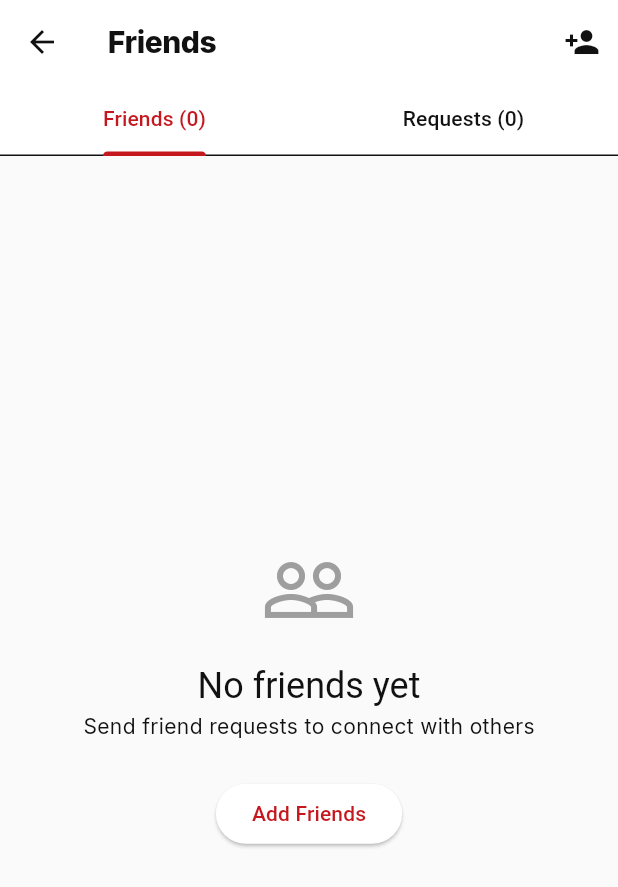
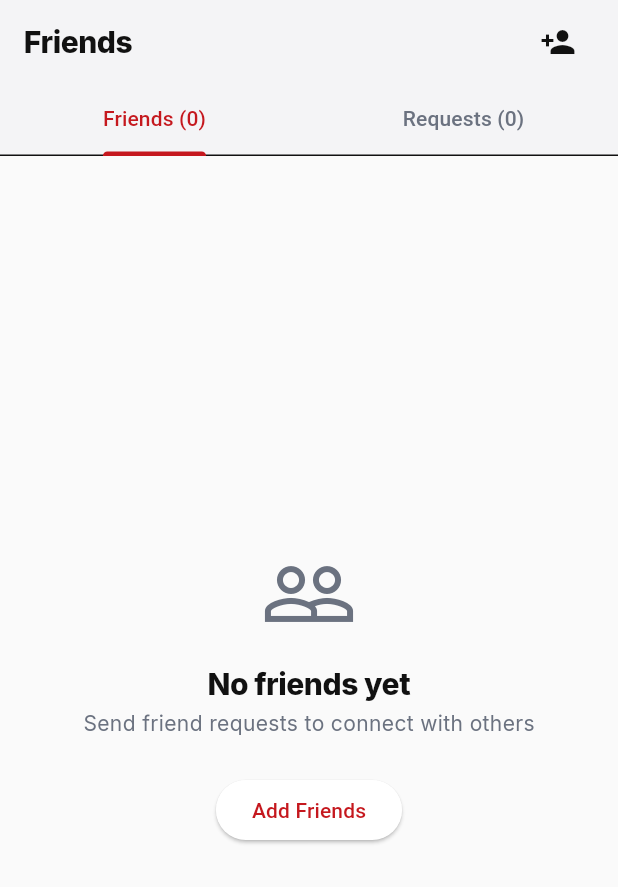
Before and after one commit to uyito/trego, a Flutter app: the FriendsScreen screen opened directly, on a phone screen of 412 x 824 dp. Shown: the top 887 px of the screen. Run offline on Flutter 3.47's test engine with Material 3 defaults, Android fonts, the phone set to English and light mode, and no system bars; our stand-ins replace cloud_firestore, connectivity_plus, dio, firebase_analytics, firebase_auth, firebase_core and 11 more; missing offline and left inert: health; accounts and stored records are empty; network calls fail.

Commit message:
style(social): migrate friends_screen to token design system
Replace raw Material colors/spacing/typography in friends_screen.dart
with TregoTokens/Space/Radii and context.typo, matching the idiom
established by social_feed_screen and social_hub_screen. Custom
AppBar+TabBar header mirrors social_hub_screen's pattern since
TregoAppBar has no bottom-widget slot. Colors.red on the unfriend
confirm button maps to tokens.danger/onDanger. No behavior changes:
initialTab, friend search/add/accept/decline/cancel/unfriend flows,
and the Phase-1 "view profile" snackbar stub are all preserved.

Rewrote test/social/friends_screen_test.dart to pump under the
TregoTheme test harness (testApp) instead of a bare MaterialApp, added
a stub-service base render assertion for the Friends/Requests tabs,
and added friends_screen.dart to check-tokens.sh's FORBIDDEN_DIRS.

```diff
--- a/lib/social/screens/friends_screen.dart
+++ b/lib/social/screens/friends_screen.dart
@@ -1,4 +1,6 @@
 import 'package:flutter/material.dart';
+import '../../shared/theme/context_tokens.dart';
+import '../../shared/theme/trego_tokens.dart';
 import '../social_service.dart';
 
 class FriendsScreen extends StatefulWidget {
@@ -57,21 +59,47 @@ class _FriendsScreenState extends State<FriendsScreen> with SingleTickerProvider
 
   @override
   Widget build(BuildContext context) {
+    final tokens = context.tokens;
     return Scaffold(
-      appBar: AppBar(
-        title: Text('Friends'),
-        actions: [
+      backgroundColor: tokens.canvas,
+      appBar: PreferredSize(
+        preferredSize: const Size.fromHeight(56 + 48),
+        child: Material(
+          color: tokens.surfaceSunken,
+          child: SafeArea(
+            bottom: false,
+            child: Column(
+              children: [
+                SizedBox(
+                  height: 56,
+                  child: Padding(
+                    padding: const EdgeInsets.symmetric(horizontal: Space.lg),
+                    child: Row(
+                      children: [
+                        Expanded(
+                          child: Text('Friends', style: context.typo.title),
+                        ),
                         IconButton(
-            icon: Icon(Icons.person_add),
+                          icon: Icon(Icons.person_add, color: tokens.ink),
                           onPressed: _showAddFriendDialog,
                         ),
                       ],
-        bottom: TabBar(
+                    ),
+                  ),
+                ),
+                TabBar(
                   controller: _tabController,
+                  labelColor: tokens.brand,
+                  unselectedLabelColor: tokens.inkMuted,
+                  indicatorColor: tokens.brand,
                   tabs: [
                     Tab(text: 'Friends (${_friends.length})'),
                     Tab(text: 'Requests (${_friendRequests.length})'),
                   ],
+                ),
+              ],
+            ),
+          ),
         ),
       ),
       body: TabBarView(
@@ -86,22 +114,27 @@ class _FriendsScreenState extends State<FriendsScreen> with SingleTickerProvider
 
   Widget _buildFriendsTab() {
     if (_isLoading) {
-      return Center(child: CircularProgressIndicator());
+      return const Center(child: CircularProgressIndicator());
     }
 
     if (_friends.isEmpty) {
+      final tokens = context.tokens;
       return Center(
         child: Column(
           mainAxisAlignment: MainAxisAlignment.center,
           children: [
-            Icon(Icons.people_outline, size: 64, color: Colors.grey),
-            SizedBox(height: 16),
-            Text('No friends yet', style: Theme.of(context).textTheme.headlineSmall),
-            Text('Send friend requests to connect with others'),
-            SizedBox(height: 24),
+            Icon(Icons.people_outline, size: 64, color: tokens.inkMuted),
+            const SizedBox(height: Space.lg),
+            Text('No friends yet', style: context.typo.title),
+            const SizedBox(height: Space.xs),
+            Text(
+              'Send friend requests to connect with others',
+              style: context.typo.body.copyWith(color: tokens.inkMuted),
+            ),
+            const SizedBox(height: Space.xl),
             ElevatedButton(
               onPressed: _showAddFriendDialog,
-              child: Text('Add Friends'),
+              child: const Text('Add Friends'),
             ),
           ],
         ),
@@ -119,18 +152,23 @@ class _FriendsScreenState extends State<FriendsScreen> with SingleTickerProvider
 
   Widget _buildRequestsTab() {
     if (_isLoading) {
-      return Center(child: CircularProgressIndicator());
+      return const Center(child: CircularProgressIndicator());
     }
 
     if (_friendRequests.isEmpty) {
+      final tokens = context.tokens;
       return Center(
         child: Column(
           mainAxisAlignment: MainAxisAlignment.center,
           children: [
-            Icon(Icons.mail_outline, size: 64, color: Colors.grey),
-            SizedBox(height: 16),
-            Text('No friend requests', style: Theme.of(context).textTheme.headlineSmall),
-            Text('Friend requests will appear here'),
+            Icon(Icons.mail_outline, size: 64, color: tokens.inkMuted),
+            const SizedBox(height: Space.lg),
+            Text('No friend requests', style: context.typo.title),
+            const SizedBox(height: Space.xs),
+            Text(
+              'Friend requests will appear here',
+              style: context.typo.body.copyWith(color: tokens.inkMuted),
+            ),
           ],
         ),
       );
@@ -146,26 +184,35 @@ class _FriendsScreenState extends State<FriendsScreen> with SingleTickerProvider
   }
 
   Widget _buildFriendTile(Map<String, dynamic> friend) {
+    final tokens = context.tokens;
     return Card(
-      margin: EdgeInsets.symmetric(horizontal: 16, vertical: 4),
+      color: tokens.surface,
+      margin: const EdgeInsets.symmetric(horizontal: Space.lg, vertical: Space.xs),
+      shape: RoundedRectangleBorder(
+        borderRadius: BorderRadius.circular(Radii.standardCard),
+        side: BorderSide(color: tokens.border),
+      ),
       child: ListTile(
         leading: CircleAvatar(
+          backgroundColor: tokens.surfaceSunken,
           backgroundImage: friend['photoURL'] != null
               ? NetworkImage(friend['photoURL'])
               : null,
           child: friend['photoURL'] == null
-              ? Icon(Icons.person)
+              ? Icon(Icons.person, color: tokens.inkMuted)
               : null,
         ),
-        title: Text(friend['name'] ?? 'Unknown'),
+        title: Text(friend['name'] ?? 'Unknown', style: context.typo.titleSmall),
         subtitle: Column(
           crossAxisAlignment: CrossAxisAlignment.start,
           children: [
             if (friend['status'] != null)
-              Text(friend['status'], style: TextStyle(fontSize: 12)),
+              Text(friend['status'], style: context.typo.bodySmall.copyWith(color: tokens.inkMuted)),
             if (friend['mutualFriends'] != null)
-              Text('${friend['mutualFriends']} mutual friends',
-                   style: TextStyle(fontSize: 12, color: Colors.grey)),
+              Text(
+                '${friend['mutualFriends']} mutual friends',
+                style: context.typo.bodySmall.copyWith(color: tokens.inkMuted),
+              ),
           ],
         ),
         trailing: Row(
@@ -176,18 +223,18 @@ class _FriendsScreenState extends State<FriendsScreen> with SingleTickerProvider
                 width: 12,
                 height: 12,
                 decoration: BoxDecoration(
-                  color: Colors.green,
+                  color: tokens.success,
                   shape: BoxShape.circle,
                 ),
               ),
-            SizedBox(width: 8),
+            const SizedBox(width: Space.sm),
             PopupMenuButton<String>(
               onSelected: (value) => _handleFriendAction(value, friend),
               itemBuilder: (context) => [
-                PopupMenuItem(value: 'profile', child: Text('View Profile')),
-                PopupMenuItem(value: 'message', child: Text('Message')),
-                PopupMenuItem(value: 'challenge', child: Text('Challenge')),
-                PopupMenuItem(value: 'unfriend', child: Text('Unfriend')),
+                const PopupMenuItem(value: 'profile', child: Text('View Profile')),
+                const PopupMenuItem(value: 'message', child: Text('Message')),
+                const PopupMenuItem(value: 'challenge', child: Text('Challenge')),
+                const PopupMenuItem(value: 'unfriend', child: Text('Unfriend')),
               ],
             ),
           ],
@@ -199,45 +246,61 @@ class _FriendsScreenState extends State<FriendsScreen> with SingleTickerProvider
 
   Widget _buildRequestTile(Map<String, dynamic> request) {
     final bool isIncoming = request['type'] == 'incoming';
+    final tokens = context.tokens;
 
     return Card(
-      margin: EdgeInsets.symmetric(horizontal: 16, vertical: 4),
+      color: tokens.surface,
+      margin: const EdgeInsets.symmetric(horizontal: Space.lg, vertical: Space.xs),
+      shape: RoundedRectangleBorder(
+        borderRadius: BorderRadius.circular(Radii.standardCard),
+        side: BorderSide(color: tokens.border),
+      ),
       child: ListTile(
         leading: CircleAvatar(
+          backgroundColor: tokens.surfaceSunken,
           backgroundImage: request['user']['photoURL'] != null
               ? NetworkImage(request['user']['photoURL'])
               : null,
           child: request['user']['photoURL'] == null
-              ? Icon(Icons.person)
+              ? Icon(Icons.person, color: tokens.inkMuted)
               : null,
         ),
-        title: Text(request['user']['name'] ?? 'Unknown'),
+        title: Text(request['user']['name'] ?? 'Unknown', style: context.typo.titleSmall),
         subtitle: Column(
           crossAxisAlignment: CrossAxisAlignment.start,
           children: [
-            Text(isIncoming ? 'Wants to be friends' : 'Request sent'),
+            Text(
+              isIncoming ? 'Wants to be friends' : 'Request sent',
+              style: context.typo.bodySmall,
+            ),
             if (request['message'] != null)
-              Text('"${request['message']}"',
-                   style: TextStyle(fontStyle: FontStyle.italic)),
-            Text(_formatTimestamp(request['createdAt']),
-                 style: TextStyle(fontSize: 12, color: Colors.grey)),
+              Text(
+                '"${request['message']}"',
+                style: context.typo.bodySmall.copyWith(fontStyle: FontStyle.italic),
+              ),
+            Text(
+              _formatTimestamp(request['createdAt']),
+              style: context.typo.bodySmall.copyWith(color: tokens.inkMuted),
+            ),
           ],
         ),
-        trailing: isIncoming ? Row(
+        trailing: isIncoming
+            ? Row(
                 mainAxisSize: MainAxisSize.min,
                 children: [
                   TextButton(
                     onPressed: () => _respondToRequest(request['id'], false),
-              child: Text('Decline'),
+                    child: const Text('Decline'),
                   ),
                   ElevatedButton(
                     onPressed: () => _respondToRequest(request['id'], true),
-              child: Text('Accept'),
+                    child: const Text('Accept'),
                   ),
                 ],
-        ) : TextButton(
+              )
+            : TextButton(
                 onPressed: () => _cancelRequest(request['id']),
-          child: Text('Cancel'),
+                child: const Text('Cancel'),
               ),
       ),
     );
@@ -412,23 +475,27 @@ class _FriendsScreenState extends State<FriendsScreen> with SingleTickerProvider
   }
 
   void _showUnfriendDialog(Map<String, dynamic> friend) {
+    final tokens = context.tokens;
     showDialog(
       context: context,
       builder: (context) => AlertDialog(
         title: Text('Unfriend ${friend['name']}?'),
-        content: Text('This person will be removed from your friends list.'),
+        content: const Text('This person will be removed from your friends list.'),
         actions: [
           TextButton(
             onPressed: () => Navigator.pop(context),
-            child: Text('Cancel'),
+            child: const Text('Cancel'),
           ),
           ElevatedButton(
             onPressed: () {
               Navigator.pop(context);
               _unfriend(friend);
             },
-            style: ElevatedButton.styleFrom(backgroundColor: Colors.red),
-            child: Text('Unfriend'),
+            style: ElevatedButton.styleFrom(
+              backgroundColor: tokens.danger,
+              foregroundColor: tokens.onDanger,
+            ),
+            child: const Text('Unfriend'),
           ),
         ],
       ),
```
Also changed, not shown: 2 other files. Lines whose indentation alone changed are shown as unchanged.
